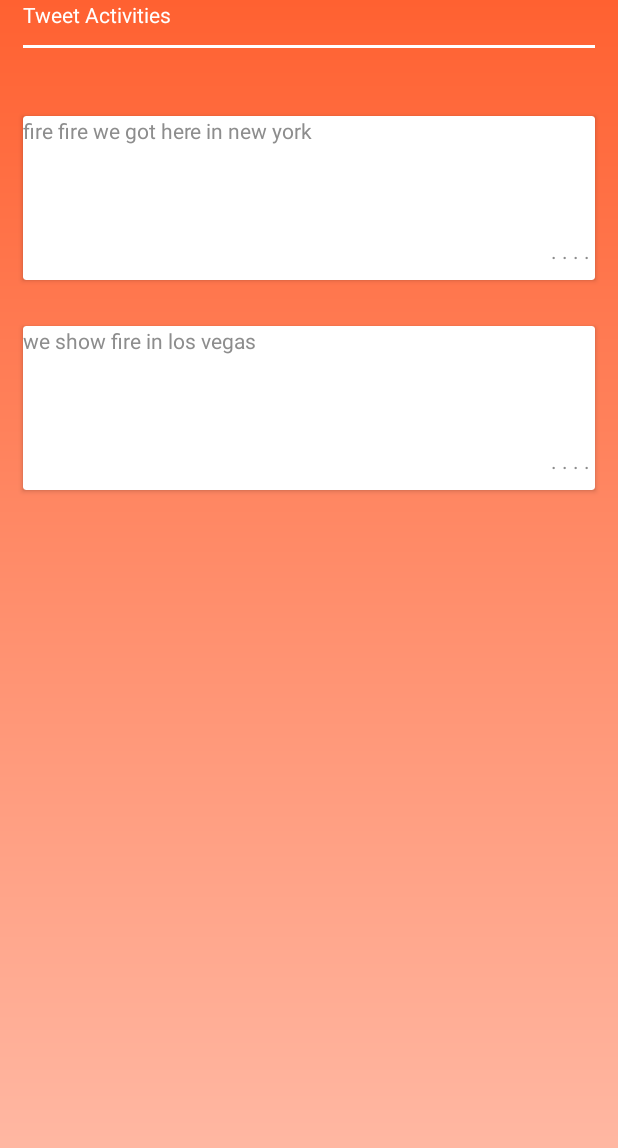
After one commit to fazixa/No-Fire, an Android app: the TwitActivity screen opened directly, with no data from a screen before it, on a phone screen of 412 x 824 dp. The commit adds this screen. Shown: the top 1148 px of the screen. Run offline under Robolectric (Android 15) with nearby library versions, the phone set to English and light mode, and no system bars.

Commit message:
different activities

```diff
--- /dev/null
+++ b/app/src/main/java/com/nofire/Adapter/TwiterAdapter.java
@@ -0,0 +1,59 @@
+package com.nofire.Adapter;
+
+import android.support.v7.widget.RecyclerView;
+import android.view.LayoutInflater;
+import android.view.View;
+import android.view.ViewGroup;
+
+import com.nofire.Item.Twit_Item;
+import com.nofire.Item.setViewHolder;
+import com.nofire.OnTapListener;
+import com.nofire.R;
+
+import java.util.Collections;
+import java.util.List;
+
+public class TwiterAdapter extends RecyclerView.Adapter <setViewHolder>  {
+
+    List<Twit_Item> items= Collections.emptyList();
+    private OnTapListener onTapListener;
+    public TwiterAdapter(List<Twit_Item>items){
+        this.items=items;
+
+    }
+
+    @Override
+    public setViewHolder onCreateViewHolder(ViewGroup parent, int viewType) {
+        View view= LayoutInflater.from(parent.getContext()).inflate(R.layout.twit_format,parent,false);
+        return new setViewHolder(view);
+
+    }
+    @Override
+    public void onBindViewHolder(setViewHolder holder, final int position) {
+        holder.getTxtname().setText(items.get(position).getText());
+
+        holder.itemView.setOnClickListener(new View.OnClickListener() {
+            @Override
+            public void onClick(View v) {
+                if(onTapListener!=null){
+                    onTapListener.OnTapView(position);
+                }
+
+            }
+        });
+
+    }
+
+    @Override
+    public int getItemCount() {
+        return items.size();
+    }
+    public void setOnTapListener(OnTapListener onTapListener){
+        this.onTapListener=onTapListener;
+
+    }
+
+
+
+
+}
--- /dev/null
+++ b/app/src/main/java/com/nofire/Item/Twit_Item.java
@@ -0,0 +1,12 @@
+package com.nofire.Item;
+
+public class Twit_Item {
+    private String text;
+
+public void setText(String text){
+    this.text = text;
+}
+public String getText(){
+    return text;
+}
+}
--- /dev/null
+++ b/app/src/main/java/com/nofire/Item/setViewHolder.java
@@ -0,0 +1,20 @@
+package com.nofire.Item;
+
+import android.support.v7.widget.RecyclerView;
+import android.view.View;
+import android.widget.TextView;
+
+import com.nofire.R;
+
+public class setViewHolder extends RecyclerView.ViewHolder  {
+    private TextView txtname;
+    public setViewHolder(View itemView) {
+        super(itemView);
+        txtname=(TextView)itemView.findViewById(R.id.twittext);
+
+    }
+
+    public TextView getTxtname() {
+        return txtname;
+    }
+}
--- /dev/null
+++ b/app/src/main/java/com/nofire/OnTapListener.java
@@ -0,0 +1,5 @@
+package com.nofire;
+
+public interface OnTapListener {
+    public void OnTapView(int position);
+}
--- /dev/null
+++ b/app/src/main/java/com/nofire/TwitActivity.java
@@ -0,0 +1,42 @@
+package com.nofire;
+
+import android.content.Intent;
+import android.graphics.Color;
+import android.os.Bundle;
+import android.support.v7.app.AppCompatActivity;
+import android.support.v7.widget.CardView;
+import android.support.v7.widget.LinearLayoutManager;
+import android.support.v7.widget.RecyclerView;
+import android.view.View;
+import android.widget.ProgressBar;
+
+import com.behkha.progresstracker.ProgressTracker;
+import com.nofire.Adapter.TwiterAdapter;
+import com.nofire.Item.Twit_Item;
+
+import java.util.ArrayList;
+
+public class TwitActivity extends AppCompatActivity {
+    public ArrayList<Twit_Item> arrayList=new ArrayList<Twit_Item>();
+    private RecyclerView recycle ;
+    private TwiterAdapter twitadapter;
+    @Override
+    protected void onCreate(Bundle savedInstanceState) {
+        super.onCreate(savedInstanceState);
+        //this.requestWindowFeature(Window.FEATURE_NO_TITLE);
+        setContentView(R.layout.activity_twits);
+        recycle = findViewById(R.id.rec_twit);
+
+        Twit_Item twit1 = new Twit_Item();
+        twit1.setText("fire fire we got here in new york");
+        arrayList.add(twit1);
+        Twit_Item twit2 = new Twit_Item();
+        twit2.setText("we show fire in los vegas");
+
+        twitadapter = new TwiterAdapter(arrayList);
+        arrayList.add(twit2);
+        recycle.setAdapter(twitadapter);
+        LinearLayoutManager linearLayoutManager=new LinearLayoutManager(TwitActivity.this);
+        recycle.setLayoutManager(linearLayoutManager);
+    }
+}
--- /dev/null
+++ b/app/src/main/res/drawable/customborder.xml
@@ -0,0 +1,6 @@
+<?xml version="1.0" encoding="UTF-8"?>
+<shape xmlns:android="http://schemas.android.com/apk/res/android" android:shape="rectangle">
+    <corners android:radius="1dp"/>
+    <padding android:left="10dp" android:right="10dp" android:top="10dp" android:bottom="10dp"/>
+    <stroke android:width="1dp" android:color="#000000"/>
+</shape>
--- a/app/src/main/res/layout/activity_main.xml
+++ b/app/src/main/res/layout/activity_main.xml
@@ -25,7 +25,7 @@
             android:layout_marginTop="2dp"
             android:layout_marginLeft="2dp"
             android:gravity="bottom|left"
-            android:text="Mashhad"
+            android:text="Los Angles"
             android:textColor="#FFFF"
             android:textSize="22sp" />
     </LinearLayout>
@@ -40,8 +40,9 @@
             android:layout_width="150dp"
             android:layout_gravity="center"
             android:layout_marginTop="20dp"
+            android:id="@+id/alertButton"
             android:elevation="6dp"
-            android:background="@drawable/element_button_orange"
+            android:background="@drawable/element_botton_orange_shadow"
             android:layout_height="150dp" />
 
     </LinearLayout>
@@ -109,6 +110,7 @@
         >
         <android.support.v7.widget.CardView
             android:layout_width="match_parent"
+            android:id="@+id/cardview_twits"
             android:layout_margin="25dp"
             android:layout_height="match_parent"
             >
--- /dev/null
+++ b/app/src/main/res/layout/activity_twits.xml
@@ -0,0 +1,27 @@
+<?xml version="1.0" encoding="utf-8"?>
+<LinearLayout
+    xmlns:android="http://schemas.android.com/apk/res/android" android:layout_width="match_parent"
+    android:orientation="vertical"
+    android:background="@drawable/background_red_grad"
+    android:layout_height="match_parent">
+    <TextView
+        android:layout_width="match_parent"
+        android:text="Tweet Activities"
+        android:textColor="#FFFF"
+        android:layout_marginLeft="15dp"
+        android:layout_height="30dp" />
+    <TextView
+        android:layout_width="match_parent"
+        android:background="#FFFF"
+        android:layout_marginRight="15dp"
+        android:layout_marginLeft="15dp"
+        android:layout_height="2dp" />
+    <android.support.v7.widget.RecyclerView
+        android:layout_width="match_parent"
+        android:id="@+id/rec_twit"
+        android:layout_marginTop="30dp"
+        android:layout_height="match_parent">
+
+    </android.support.v7.widget.RecyclerView>
+
+</LinearLayout>
--- /dev/null
+++ b/app/src/main/res/layout/twit_format.xml
@@ -0,0 +1,28 @@
+<?xml version="1.0" encoding="utf-8"?>
+<LinearLayout
+    android:orientation="vertical"
+    xmlns:android="http://schemas.android.com/apk/res/android" android:layout_width="match_parent"
+    android:layout_height="140dp">
+        <android.support.v7.widget.CardView
+            android:layout_width="match_parent"
+            android:layout_margin="15dp"
+            android:layout_height="match_parent">
+            <TextView
+                android:layout_width="match_parent"
+                android:id="@+id/twittext"
+                android:textColor="#8d8d8d"
+                android:text="Gofjkfgjkgfkjkfbnjbjxcnnvk"
+                android:layout_height="80dp" />
+            <TextView
+                android:layout_width="match_parent"
+                android:layout_marginTop="80dp"
+                android:text=" . . . . "
+                android:gravity="right"
+                android:textColor="#8d8d8d"
+                android:layout_gravity="right"
+                android:layout_height="60dp" />
+
+        </android.support.v7.widget.CardView>
+
+
+</LinearLayout>
--- a/app/src/main/res/values/styles.xml
+++ b/app/src/main/res/values/styles.xml
@@ -7,5 +7,8 @@
         <item name="colorPrimaryDark">#FF6131</item>
         <item name="colorAccent">@color/colorAccent</item>
     </style>
+    <style name="alertActivityTheme" parent="AppTheme">
+        <item name="colorPrimaryDark">#FAFAFA</item>
+    </style>
 
 </resources>
```
Also changed, not shown: app/src/main/AndroidManifest.xml (+8 -0 lines), app/src/main/java/com/nofire/AlertActivity.java (added, +21 -0 lines), app/src/main/java/com/nofire/MainActivity.java (+25 -1 lines), app/src/main/res/layout/alertactivity.xml (added, +119 -0 lines), app/src/main/res/drawable/camera.png (added), app/src/main/res/drawable/danger.png (added), app/src/main/res/drawable/element_botton_orange_pressed.png (added), app/src/main/res/drawable/element_botton_orange_shadow.png (added).
